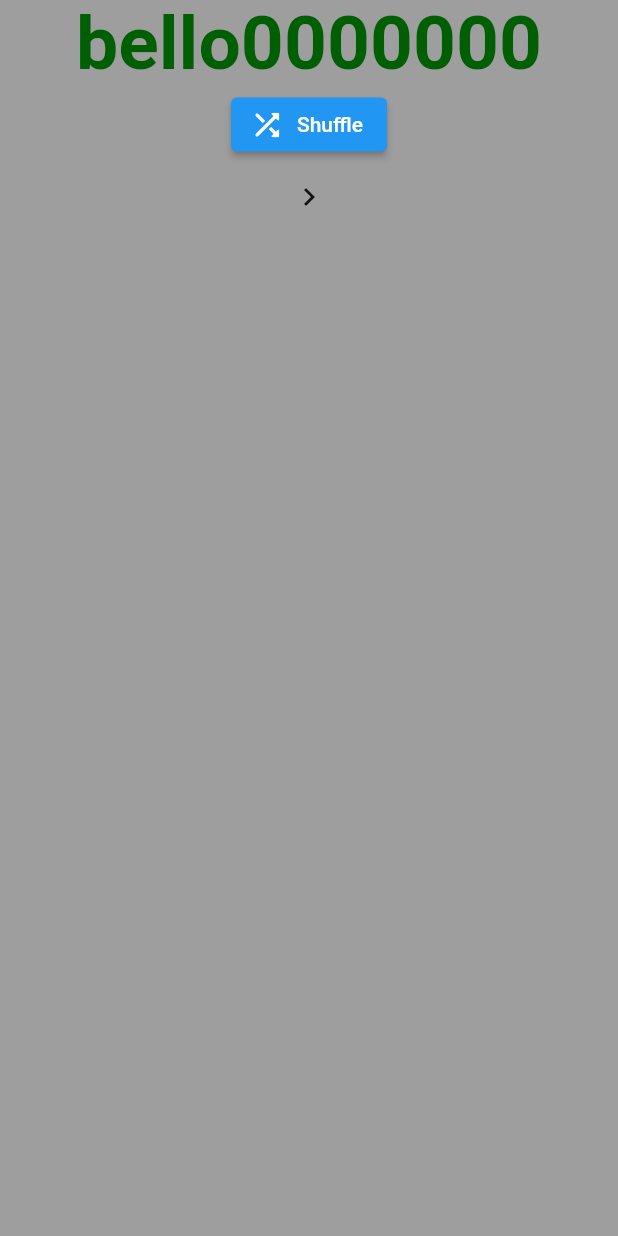
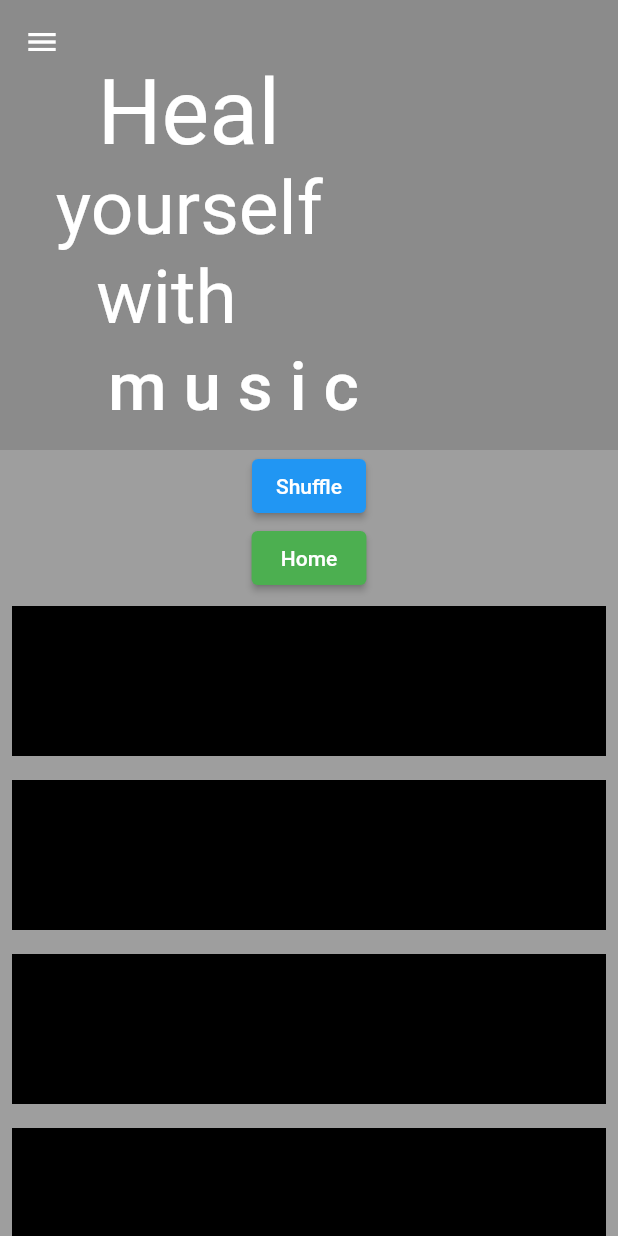
Before and after one commit to yasaleo/project1_ui1, a Flutter app: the screen it shows after launch, on a phone screen of 412 x 824 dp. Run offline on Flutter 3.47's test engine with Material 2 defaults, Android fonts, the phone set to English and light mode, and no system bars; our stand-ins replace like_button, percent_indicator; project files that could hold a hidden picture were left out.

Commit message:
fourth commit

```diff
--- a/lib/front_screen.dart
+++ b/lib/front_screen.dart
@@ -15,92 +15,180 @@ class _FrontScreenState extends State<FrontScreen> {
   @override
   Widget build(BuildContext context) {
     return Scaffold(
-      body: Container(
+      body: AnimatedContainer(
+          duration: const Duration(milliseconds: 550),
           height: MediaQuery.of(context).size.height,
           width: MediaQuery.of(context).size.width,
-        color: Colors.grey,
-        // child: TweenAnimationBuilder(
-        //   duration: Duration(seconds: 3),
-        //   tween: ColorTween(begin: Colors.grey,end: Color.fromARGB(255, mycolors.color1, mycolors.color2, mycolors.color3)),
-        //   builder: (context, Color, child) {
-        //     return  CustomPaint(
-        //     painter: LinePainter(colorss: value),
-        //     child: SafeArea(
-        //       child: Column(
-        //         children: [
-        //           const Text(
-        //             'bello0000000',
-        //             style: TextStyle(
-        //                 color: Color.fromARGB(255, 0, 95, 3),
-        //                 fontSize: 50,
-        //                 fontWeight: FontWeight.w700),
-        //           ),
-        //           ElevatedButton.icon(
-        //             onPressed: (){
-        //               setState(() {
-        //                 mycolors.shufflemycolors();
-        //                 print(mycolors.color1);
-        //               });
-        //             },
-        //             icon: const Icon(Icons.shuffle_rounded),
-        //             label: const Text('Shuffle'))
-        //         ],
-        //       ),
-        //     ),
-        //   );
-        //   },
+          color: Color.fromARGB(
+              255, mycolors.color1, mycolors.color2, mycolors.color3),
           child: CustomPaint(
             painter: LinePainter(),
+            child: CustomScrollView(
+              slivers: [
+                 SliverAppBar(
+                  elevation: 0,
+                  backgroundColor: Colors.transparent,
+                  leading: const Icon(Icons.menu),
+                  expandedHeight: 300,
+                  flexibleSpace: FlexibleSpaceBar(
+                    stretchModes: [],
+                    background: Container(
+                      color: Colors.black12,
                       child: SafeArea(
+                        child: Padding(
+                          padding: const EdgeInsets.only(right: 190,top: 40),
+                          child: Column(
+
+
+                            children: const [
+                              Text('  Heal',style: TextStyle(color: Colors.white,fontSize: 60),),
+                              Text('   yourself ',style: TextStyle(color: Colors.white,fontSize: 50),),
+                              Text('with',style: TextStyle(color: Colors.white,fontSize: 50),),
+
+                            ],
+                          ),
+                        ),
+                      ),
+                    ),
+                    title: const Text('m u s i c',style: TextStyle(color: Colors.white,fontSize: 30)),
+                  ),
+                ),
+                SliverToBoxAdapter(
                   child: Column(
                     children: [
-                const Text(
-                  'bello0000000',
-                  style: TextStyle(
-                      color: Color.fromARGB(255, 0, 95, 3),
-                      fontSize: 50,
-                      fontWeight: FontWeight.w700),
-                ),
-                ElevatedButton.icon(
+                      ElevatedButton(
                         onPressed: () {
                           setState(() {
                             mycolors.shufflemycolors();
                           });
                         },
-                  icon: const Icon(Icons.shuffle_rounded),
-                  label: const Text('Shuffle'),
+                        child: const Text('Shuffle'),
                       ),
-                IconButton(
+                      ElevatedButton(
+                        style: ElevatedButton.styleFrom(
+                          primary: Colors.green
+                        ),
                         onPressed: () {
                           Navigator.push(
                             context,
                             MaterialPageRoute(
-                          builder: (context) => HomeScreen(),
+                              builder: (context) => const HomeScreen(),
                             ),
                           );
                         },
-                    icon: Icon(Icons.navigate_next_sharp))
+                        child: const Text(' Home '),
+                      ),
+                      Padding(
+                        padding: const EdgeInsets.all(8.0),
+                        child: Container(
+                          height: 100,
+                          width: 400,
+                          color: Colors.black,
+                        ),
+                      ),
+                      Padding(
+                        padding: const EdgeInsets.all(8.0),
+                        child: Container(
+                          height: 100,
+                          width: 400,
+                          color: Colors.black,
+                        ),
+                      ),
+                      Padding(
+                        padding: const EdgeInsets.all(8.0),
+                        child: Container(
+                          height: 100,
+                          width: 400,
+                          color: Colors.black,
+                        ),
+                      ),
+                      Padding(
+                        padding: const EdgeInsets.all(8.0),
+                        child: Container(
+                          height: 100,
+                          width: 400,
+                          color: Colors.black,
+                        ),
+                      ),
+                      Padding(
+                        padding: const EdgeInsets.all(8.0),
+                        child: Container(
+                          height: 100,
+                          width: 400,
+                          color: Colors.black,
+                        ),
+                      ),
+                      Padding(
+                        padding: const EdgeInsets.all(8.0),
+                        child: Container(
+                          height: 100,
+                          width: 400,
+                          color: Colors.black,
+                        ),
+                      ),Padding(
+                        padding: const EdgeInsets.all(8.0),
+                        child: Container(
+                          height: 100,
+                          width: 400,
+                          color: Colors.black,
+                        ),
+                      ),Padding(
+                        padding: const EdgeInsets.all(8.0),
+                        child: Container(
+                          height: 100,
+                          width: 400,
+                          color: Colors.black,
+                        ),
+                      ),Padding(
+                        padding: const EdgeInsets.all(8.0),
+                        child: Container(
+                          height: 100,
+                          width: 400,
+                          color: Colors.black,
+                        ),
+                      ),Padding(
+                        padding: const EdgeInsets.all(8.0),
+                        child: Container(
+                          height: 100,
+                          width: 400,
+                          color: Colors.black,
+                        ),
+                      ),
+                      Padding(
+                        padding: const EdgeInsets.all(8.0),
+                        child: Container(
+                          height: 100,
+                          width: 400,
+                          color: Colors.black,
+                        ),
+                      ),
+                      Padding(
+                        padding: const EdgeInsets.all(8.0),
+                        child: Container(
+                          height: 100,
+                          width: 400,
+                          color: Colors.black,
+                        ),
+                      ),
                     ],
                   ),
+                )
+              ],
             ),
-        ),
-      ),
+          )),
     );
   }
 }
 
 class LinePainter extends CustomPainter {
-  // final Color colorss;
-
-  // LinePainter({required this.colorss});
   @override
   void paint(Canvas canvas, Size size) {
     final paint = Paint()
       ..strokeWidth = 20
       ..strokeCap = StrokeCap.round
       ..style = PaintingStyle.fill
-      ..color = Color.fromARGB(
-          255, mycolors.color1, mycolors.color2, mycolors.color3);
+      ..color = Colors.grey;
+    // Color.fromARGB(255, mycolors.color1, mycolors.color2, mycolors.color3);
 
     canvas.drawLine(Offset(size.width * 0, size.height * 0),
         Offset(size.width * 7 / 20, size.height * 7 / 20), paint);
--- a/lib/front_screen2.dart
+++ b/lib/front_screen2.dart
@@ -2,7 +2,7 @@ import 'package:flutter/material.dart';
 import 'package:project1_ui1/home_page.dart';
 import 'package:project1_ui1/my_colors.dart';
 
-final mycolors = MyColors();
+// final mycolors = MyColors();
 
 class FrontScreen2 extends StatefulWidget {
   const FrontScreen2({Key? key}) : super(key: key);
@@ -13,36 +13,8 @@ class FrontScreen2 extends StatefulWidget {
 
 class _FrontScreenState extends State<FrontScreen2>
     with SingleTickerProviderStateMixin {
-  late Animation<Color> _animation;
-  late AnimationController _controller;
-
-  @override
-  void initState() {
-    super.initState();
-    _controller = AnimationController(
-      vsync: this,
-      duration: Duration(seconds: 1),
-    );
-
-    Tween<Color> _colortween = Tween(
-        begin: Colors.black12,
-        end: Colors.amber);
-
-    _animation = _colortween.animate(CurvedAnimation(parent: _controller, curve: Curves.easeInOutExpo))
-      ..addListener(() {
-        setState(() {});
-      });
-
-      // _controller.repeat();
-  }
 
 
-
-  // @override
-  // void dispose() {
-  //   _controller.dispose();
-  //   super.dispose();
-  // }
 
   @override
   Widget build(BuildContext context) {
@@ -51,11 +23,11 @@ class _FrontScreenState extends State<FrontScreen2>
         height: MediaQuery.of(context).size.height,
         width: MediaQuery.of(context).size.width,
         color: Colors.grey,
-        child: AnimatedBuilder(
-          animation: _animation,
-          builder: (context, child) {
-            return CustomPaint(
-              painter: LinePainter(colorss: _animation.value),
+
+
+
+          child: CustomPaint(
+            painter: LinePainter(colorss: Colors.black),
             child: SafeArea(
               child: Column(
                 children: [
@@ -69,8 +41,9 @@ class _FrontScreenState extends State<FrontScreen2>
                   ElevatedButton.icon(
                     onPressed: () {
                       setState(() {
-                          mycolors.shufflemycolors();
-                          print(mycolors.color1);
+                        // mycolors.shufflemycolors();
+                        // print(mycolors.color1);
+                        // controller.forward();
                       });
                     },
                     icon: const Icon(Icons.shuffle_rounded),
@@ -89,45 +62,8 @@ class _FrontScreenState extends State<FrontScreen2>
                 ],
               ),
             ),
-            );
-          },
-          // child: CustomPaint(
-          //   painter: LinePainter(),
-          //   child: SafeArea(
-          //     child: Column(
-          //       children: [
-          //         const Text(
-          //           'bello0000000',
-          //           style: TextStyle(
-          //               color: Color.fromARGB(255, 0, 95, 3),
-          //               fontSize: 50,
-          //               fontWeight: FontWeight.w700),
-          //         ),
-          //         ElevatedButton.icon(
-          //           onPressed: () {
-          //             setState(() {
-          //               mycolors.shufflemycolors();
-          //               print(mycolors.color1);
-          //             });
-          //           },
-          //           icon: const Icon(Icons.shuffle_rounded),
-          //           label: const Text('Shuffle'),
-          //         ),
-          //         IconButton(
-          //             onPressed: () {
-          //               Navigator.push(
-          //                 context,
-          //                 MaterialPageRoute(
-          //                   builder: (context) => HomeScreen(),
-          //                 ),
-          //               );
-          //             },
-          //             icon: Icon(Icons.navigate_next_sharp))
-          //       ],
-          //     ),
-          //   ),
-          // ),
           ),
+
       ),
     );
   }
--- a/lib/main.dart
+++ b/lib/main.dart
@@ -26,7 +26,7 @@ class MyApp extends StatelessWidget {
 
         primarySwatch: Colors.blue,
       ),
-      home: const FrontScreen(),
+      home:  FrontScreen(),
     );
   }
 }
--- a/pubspec.yaml
+++ b/pubspec.yaml
@@ -30,6 +30,7 @@ dependencies:
   cupertino_icons: ^1.0.2
   flutter:
     sdk: flutter
+
   like_button: ^2.0.4
   percent_indicator: ^4.2.2
 
```
Lines whose indentation alone changed are shown as unchanged.
